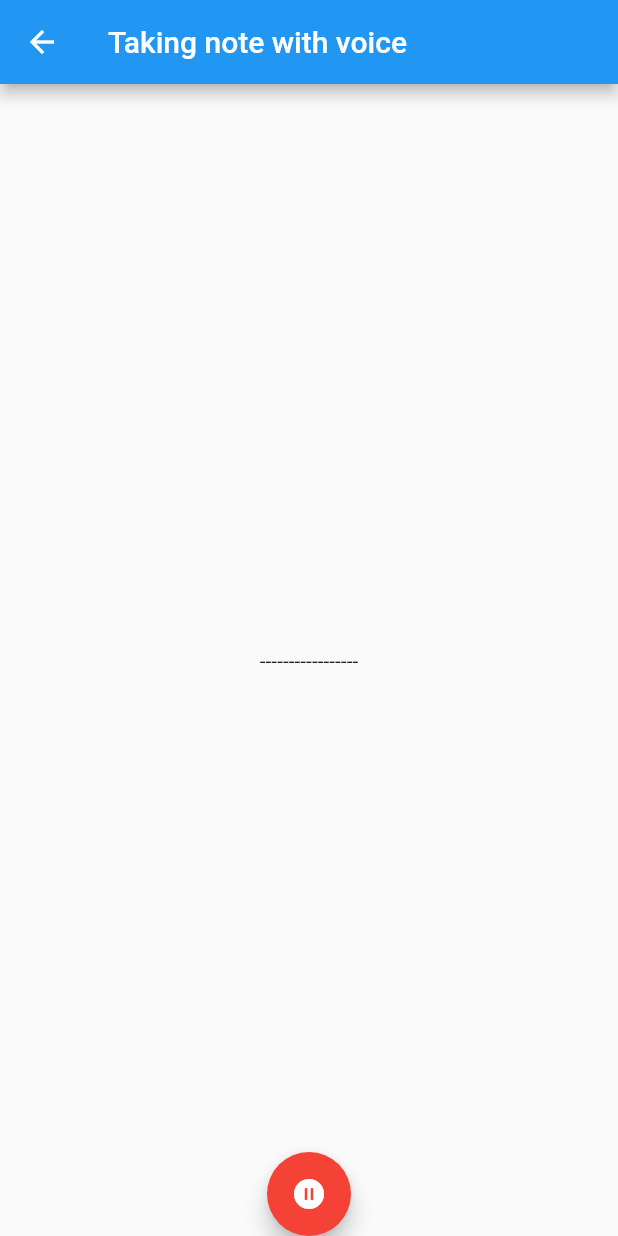
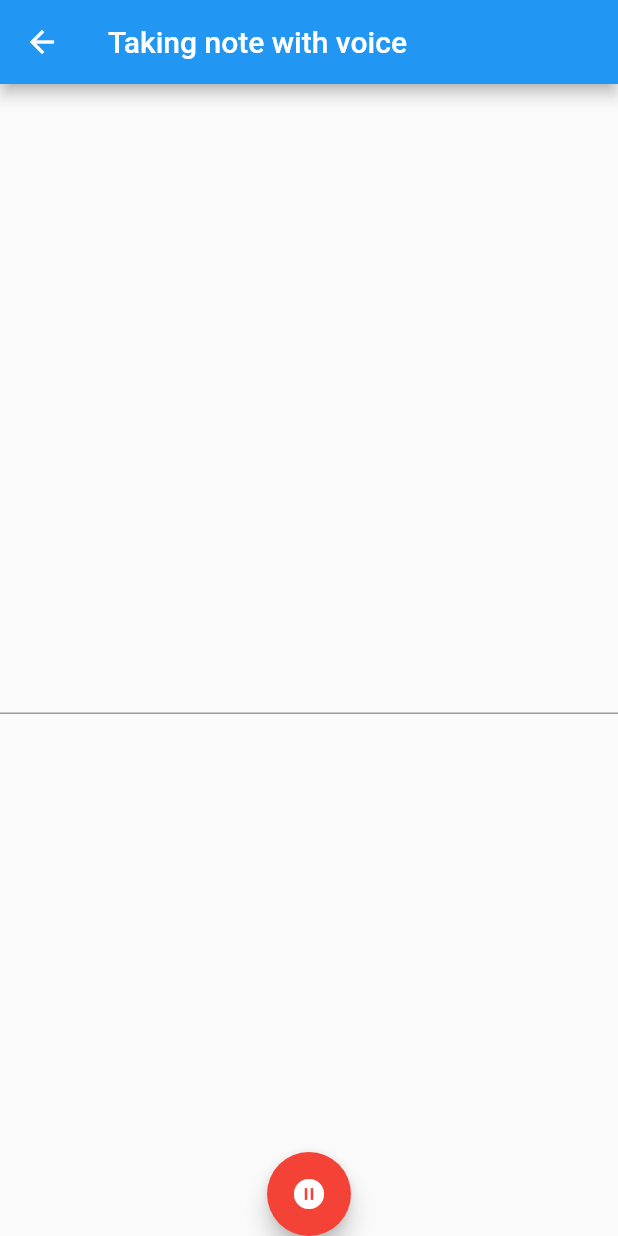
Before and after one commit to Keiji-morita/febProject, a Flutter app: the screen it shows after launch, after a tap on the "settings voice" icon, on a phone screen of 412 x 824 dp. Run offline on Flutter 3.47's test engine with Material 2 defaults, Android fonts, the phone set to English and light mode, and no system bars.

Commit message:
0209 _textを表示させたい

```diff
--- a/lib/memoArea.dart
+++ b/lib/memoArea.dart
@@ -13,52 +13,23 @@ class memoArea extends StatefulWidget {
 class _memoAreaState extends State<memoArea> {
   @override
   Widget build(BuildContext context) {
-    var listMemo = [];
+    var listItem = ["メルカリ","Yahoo","Amazon"];
     return Scaffold(
       appBar: AppBar(
         title:  const Text('home'),
       ),
-        body: ListView(
-            children: [
-             Container(
-               padding: EdgeInsets.fromLTRB(10,10,10,0),
-               height: 220,
-               width: double.maxFinite,
-               child: Card(
-               elevation: 5,
-               ),
-            ),
-
+        body: ListView.builder(
+          itemBuilder: (BuildContext context, int index) {
+            return
               Container(
-                padding: EdgeInsets.fromLTRB(10,10,10,0),
-                height: 220,
-                width: double.maxFinite,
-                child: Card(
-                  elevation: 5,
-                ),
+              padding: EdgeInsets.fromLTRB(10,10,10,0),
+              height: 220,
+              width: double.maxFinite,
+              child: Card(
+                elevation: 5,
               ),
-
-              Container(
-                padding: EdgeInsets.fromLTRB(10,10,10,0),
-                height: 220,
-                width: double.maxFinite,
-                child: Card(
-                  elevation: 5,
-                ),
-              ),
-
-              Container(
-                padding: EdgeInsets.fromLTRB(10,10,10,0),
-                height: 220,
-                width: double.maxFinite,
-                child: Card(
-                  elevation: 5,
-                ),
-              ),
-
-
-            ]
-        ),
+            );
+          }, itemCount: listItem.length,),
 
          floatingActionButton: FloatingActionButton(
           onPressed: () {
--- a/lib/voiceTexter.dart
+++ b/lib/voiceTexter.dart
@@ -10,17 +10,33 @@ class voiceTexter extends StatefulWidget {
 class _voiceTexterState extends State<voiceTexter> {
   @override
   Widget build(BuildContext context) {
+    String _text = '';
     return Scaffold(
       appBar: AppBar(
         title: const Text('Taking note with voice'),
       ),
-      body:  const Center(child: Text('-----------------')),
+      body:  Column(
+      mainAxisAlignment: MainAxisAlignment.center,
+      children: <Widget>[
+        Text(_text, style: TextStyle(color: Colors.blue)),
+        const SizedBox(height: 8),
+        TextField(
+          onChanged: (String value) {
+            setState(() {
+              _text = value;
+            });
+          },
+        ),
+      ],
+    ),
+
       floatingActionButtonLocation: FloatingActionButtonLocation.centerDocked,
       floatingActionButton: FloatingActionButton(
     onPressed: () {
-      Navigator.push(context, MaterialPageRoute(
-          builder: (context) => completeMemo()
-      ));
+      Navigator.push(
+        context,
+        MaterialPageRoute(builder: (context) => completeMemo(_text)),
+      );
     },
     backgroundColor: Colors.red,
     child: const Icon(Icons.pause_circle_filled),
```
Also changed, not shown: lib/completeMemo.dart (+15 -15 lines).
